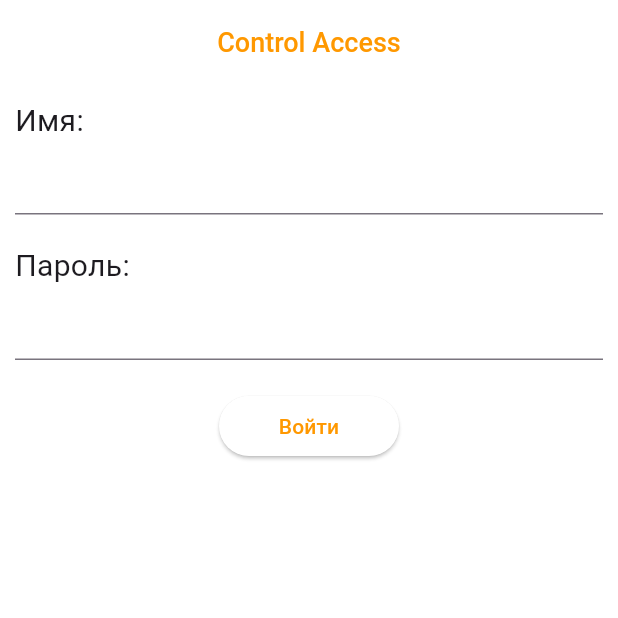
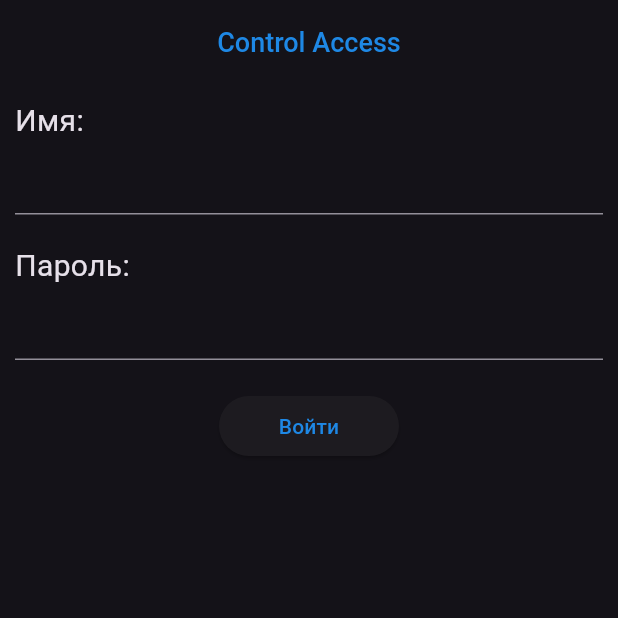
Before and after one commit to Guapchich1/Control-Access, a Flutter app: the screen it shows after launch, after a tap on "Вход", on a phone screen of 412 x 824 dp, the top half of it. Run offline on Flutter 3.47's test engine with Material 3 defaults, Android fonts, the phone set to English and light mode, and no system bars.

Commit message:
Изменена тема, улучшена структура

```diff
--- a/lib/main.dart
+++ b/lib/main.dart
@@ -11,9 +11,13 @@
   @override
   Widget build(BuildContext context) {
     return MaterialApp(
+      theme: ThemeData.dark().copyWith(
+          splashFactory: NoSplash.splashFactory,
+          highlightColor: Colors.transparent,
+        ),
       title: 'Control Access',
       debugShowCheckedModeBanner: false,
-      home: const VehiclePage(),
+      home: VehiclePage(),
     );
   }
 }
--- a/lib/pages/vehicle/page_4.dart
+++ b/lib/pages/vehicle/page_4.dart
@@ -1,7 +1,8 @@
 import 'package:flutter/material.dart';
-import 'package:flutter_project/dimensions.dart';
 import 'package:flutter_project/pages/widgets/button_autorization4.dart';
 import 'package:flutter_project/pages/vehicle/page_5.dart';
+import 'package:flutter_project/pages/widgets/helper/appbar_helper.dart';
+import 'package:flutter_project/services/validation_service.dart';
 
 class FourthPage extends StatelessWidget {
   FourthPage({super.key});
@@ -12,17 +13,7 @@ class FourthPage extends StatelessWidget {
   @override
   Widget build(BuildContext context) {
     return Scaffold(
-      backgroundColor: Colors.white,
-      appBar: AppBar(
-        automaticallyImplyLeading: false,
-        title: const Text(
-          'Control Access',
-          style: TextStyle(fontSize: fontsize18, fontWeight: FontWeight.w500),
-        ),
-        backgroundColor: Colors.white,
-        foregroundColor: Colors.orange,
-        centerTitle: true,
-      ),
+      appBar: CustomAppBar(),
       body: Padding(
         padding: const EdgeInsets.all(10.0),
         child: Form(
@@ -33,26 +24,13 @@ class FourthPage extends StatelessWidget {
               const Text('Имя:', style: TextStyle(fontSize: 20.0)),
               TextFormField(
                 controller: _nameController,
-                validator: (value) {
-                  if (value == null || value.isEmpty) {
-                    return 'Пожалуйста, введите имя';
-                  }
-                  if (!RegExp(r'^[a-zA-Z]+$').hasMatch(value)) {
-                    return 'Разрешены только буквы';
-                  }
-                  return null;
-                },
+                validator: ValidationService.validateName,
               ),
               const SizedBox(height: 20.0),
               const Text('Пароль:', style: TextStyle(fontSize: 20.0)),
               TextFormField(
                 controller: _passwordController,
-                validator: (value) {
-                  if (value == null || value.isEmpty) {
-                    return 'Пожалуйста, введите пароль';
-                  }
-                  return null;
-                },
+                validator: ValidationService.validatePassword,
               ),
               const SizedBox(height: 20.0),
               Center(
--- a/lib/pages/vehicle/vehicle_page.dart
+++ b/lib/pages/vehicle/vehicle_page.dart
@@ -1,27 +1,20 @@
 import 'package:flutter/material.dart';
-import 'package:flutter_project/dimensions.dart';
 import 'package:flutter_project/pages/vehicle/page_2.dart';
 import 'package:flutter_project/pages/widgets/button_vhod1.dart';
 import 'package:flutter_project/pages/widgets/button_pervvhod1.dart';
 import 'package:flutter_project/pages/vehicle/page_4.dart';
+import 'package:flutter_project/pages/widgets/helper/appbar_helper.dart';
 
 class VehiclePage extends StatelessWidget {
-  const VehiclePage({super.key});
+  VehiclePage({super.key});
+  final fourthPage = FourthPage();
+  final secondPage = SecondPage();
 
   @override
   Widget build(BuildContext context) {
     return Scaffold(
-      backgroundColor: Colors.white,
-      appBar: AppBar(
-        automaticallyImplyLeading: false,
-        title: const Text(
-          'Control Access',
-          style: TextStyle(fontSize: fontsize18, fontWeight: FontWeight.w500),
-        ),
-        backgroundColor: Colors.white,
-        foregroundColor: Colors.orange,
-        centerTitle: true,
-      ),
+      resizeToAvoidBottomInset: false,
+      appBar: CustomAppBar(),
       body: Center(
         child: Column(
           mainAxisSize: MainAxisSize.min, // чтобы колонка не растягивалась
@@ -31,7 +24,7 @@ class VehiclePage extends StatelessWidget {
               CrossAxisAlignment.center, // центрируем по горизонтали
           children: [
             ButtonVhod(title: 'Вход', nextPage: FourthPage()),
-            const SizedBox(height: 16), // отступ между кнопкой и текстом
+            const SizedBox(height: 16),
             ButtonPervVhod(title: 'Первичный вход', nextPage: SecondPage()),
           ],
         ),
--- a/lib/pages/widgets/button_autorization4.dart
+++ b/lib/pages/widgets/button_autorization4.dart
@@ -27,7 +27,7 @@ class ButtonAutoriz extends StatelessWidget {
           );
 
           // переход на новую страницу
-          Navigator.push(
+          Navigator.pushReplacement(
             context,
             MaterialPageRoute(builder: (context) => nextPage),
           );
@@ -35,8 +35,7 @@ class ButtonAutoriz extends StatelessWidget {
       },
       style: ElevatedButton.styleFrom(
         minimumSize: const Size(width120, height40),
-        backgroundColor: Colors.white,
-        foregroundColor: Colors.orange,
+        foregroundColor: Colors.blue.shade600,
       ),
       child: Text(title),
     );
--- a/lib/pages/widgets/button_door.dart
+++ b/lib/pages/widgets/button_door.dart
@@ -19,8 +19,7 @@ class ButtonDoor extends StatelessWidget {
       },
       style: ElevatedButton.styleFrom(
         minimumSize: const Size(width240, height100),
-        backgroundColor: Colors.white,
-        foregroundColor: Colors.orange,
+        foregroundColor: Colors.blue.shade600,
       ),
       child: Text(title),
     );
--- a/lib/pages/widgets/button_pervvhod1.dart
+++ b/lib/pages/widgets/button_pervvhod1.dart
@@ -1,5 +1,4 @@
 import 'package:flutter/material.dart';
-import 'package:flutter/cupertino.dart';
 
 class ButtonPervVhod extends StatelessWidget {
   final String title;
@@ -16,10 +15,10 @@ class ButtonPervVhod extends StatelessWidget {
       onTap: () {
         Navigator.push(
           context,
-          CupertinoPageRoute(builder: (context) => nextPage),
+          MaterialPageRoute(builder: (context) => nextPage),
         );
       },
-      child: Text(title, style: TextStyle(color: Colors.orange)),
+      child: Text(title, style: TextStyle(color: Colors.blue.shade600)),
     );
   }
 }
--- a/lib/pages/widgets/button_proverka2.dart
+++ b/lib/pages/widgets/button_proverka2.dart
@@ -26,8 +26,7 @@ class ButtonProverka extends StatelessWidget {
             ),
           );
 
-          // переход на новую страницу
-          Navigator.push(
+          Navigator.pushReplacement(
             context,
             MaterialPageRoute(builder: (context) => nextPage),
           );
@@ -35,8 +34,7 @@ class ButtonProverka extends StatelessWidget {
       },
       style: ElevatedButton.styleFrom(
         minimumSize: const Size(width120, height40),
-        backgroundColor: Colors.white,
-        foregroundColor: Colors.orange,
+        foregroundColor: Colors.blue.shade600,
       ),
       child: Text(title),
     );
--- a/lib/pages/widgets/button_registration3.dart
+++ b/lib/pages/widgets/button_registration3.dart
@@ -26,8 +26,7 @@ class ButtonRegistr extends StatelessWidget {
             ),
           );
 
-          // переход на новую страницу
-          Navigator.push(
+          Navigator.pushReplacement(
             context,
             MaterialPageRoute(builder: (context) => nextPage),
           );
@@ -35,8 +34,7 @@ class ButtonRegistr extends StatelessWidget {
       },
       style: ElevatedButton.styleFrom(
         minimumSize: const Size(width120, height40),
-        backgroundColor: Colors.white,
-        foregroundColor: Colors.orange,
+        foregroundColor: Colors.blue.shade600,
       ),
       child: Text(title),
     );
--- a/lib/pages/widgets/button_vhod1.dart
+++ b/lib/pages/widgets/button_vhod1.dart
@@ -1,4 +1,3 @@
-import 'package:flutter/cupertino.dart';
 import 'package:flutter/material.dart';
 import 'package:flutter_project/dimensions.dart';
 
@@ -14,13 +13,12 @@ class ButtonVhod extends StatelessWidget {
       onPressed: () {
         Navigator.push(
           context,
-          CupertinoPageRoute(builder: (context) => nextPage),
+          MaterialPageRoute(builder: (context) => nextPage),
         );
       },
       style: ElevatedButton.styleFrom(
         minimumSize: const Size(width120, height40),
-        backgroundColor: Colors.white,
-        foregroundColor: Colors.orange,
+        foregroundColor: Colors.blue.shade600,
       ),
       child: Text(title),
     );
--- /dev/null
+++ b/lib/pages/widgets/helper/appbar_helper.dart
@@ -0,0 +1,14 @@
+import 'package:flutter/material.dart';
+import 'package:flutter_project/dimensions.dart';
+
+AppBar CustomAppBar() {
+  return AppBar(
+    automaticallyImplyLeading: false,
+    title: const Text(
+      'Control Access',
+      style: TextStyle(fontSize: fontsize18, fontWeight: FontWeight.w500),
+    ),
+    foregroundColor: Colors.blue.shade600,
+    centerTitle: true,
+  );
+}
```
Also changed, not shown: lib/pages/vehicle/page_2.dart (+5 -22 lines), lib/pages/vehicle/page_3.dart (+5 -27 lines), lib/pages/vehicle/page_5.dart (+3 -12 lines), lib/services/validation_service.dart (added, +31 -0 lines).
